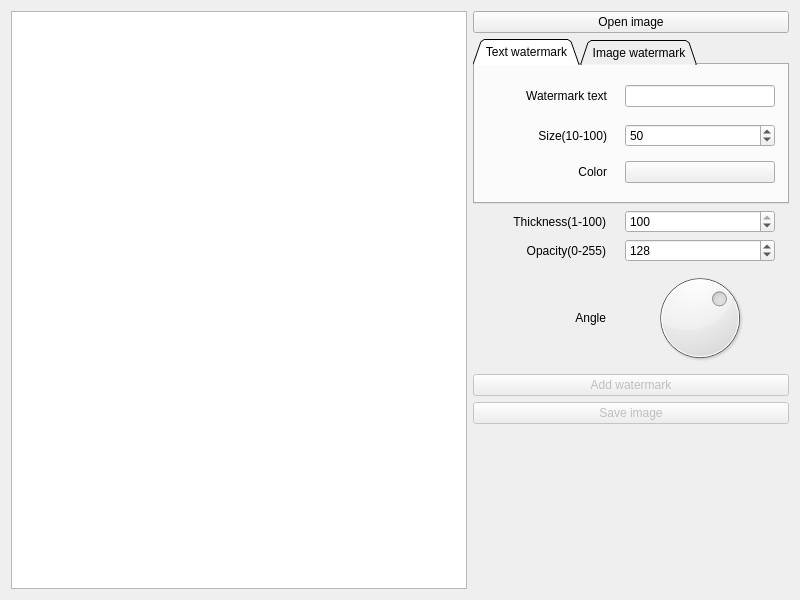
im-red/QHelper, file src/watermark/normalwatermarkwidget.ui: the form before one commit.
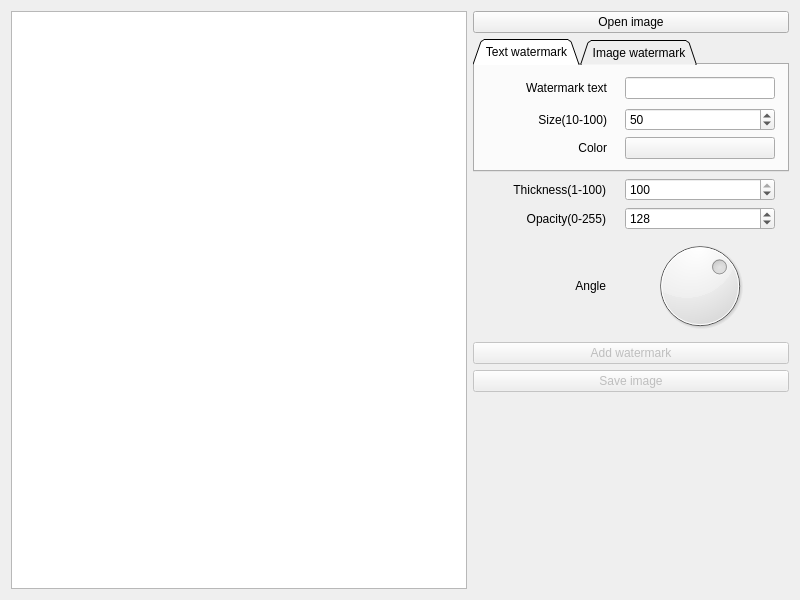
The form after the commit. Custom widgets are drawn as their Qt base class.

What changed in the file:
```diff
--- a/src/watermark/normalwatermarkwidget.ui
+++ b/src/watermark/normalwatermarkwidget.ui
@@ -35,7 +35,7 @@
      <item>
       <widget class="QTabWidget" name="tabWidget">
        <property name="sizePolicy">
-        <sizepolicy hsizetype="Preferred" vsizetype="Expanding">
+        <sizepolicy hsizetype="Preferred" vsizetype="Preferred">
          <horstretch>0</horstretch>
          <verstretch>0</verstretch>
         </sizepolicy>
```
Left out of the diff: 2 changed lines with no effect on the pictures.
